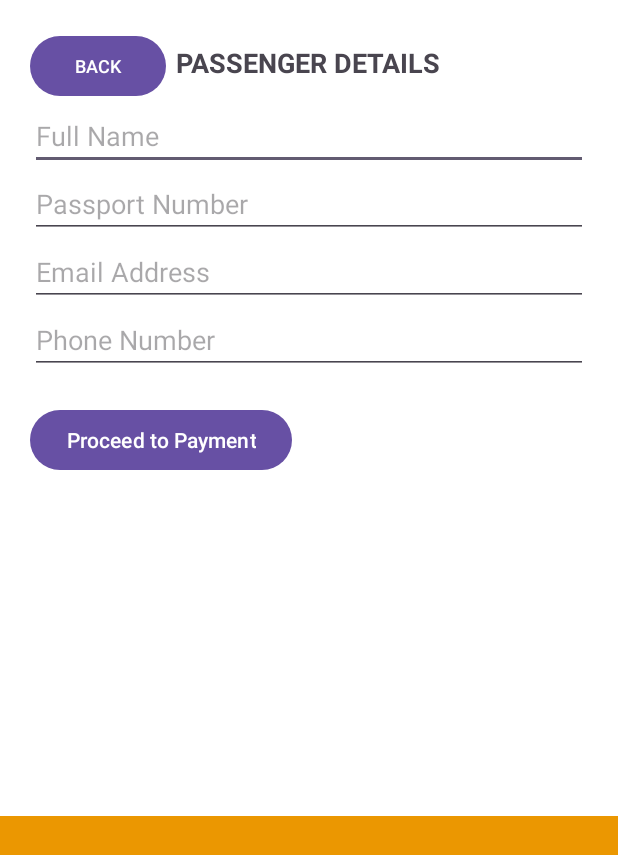
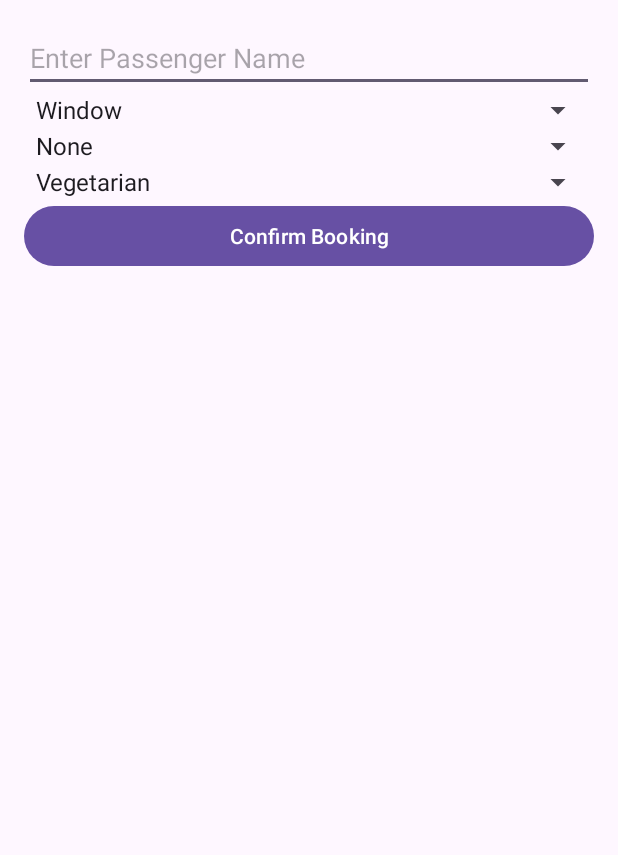
Before and after one commit to okbush/Travel-Mobile-App, an Android app: the ResultsActivity screen opened directly, with no data from a screen before it, after a tap on "Select Flight", on a phone screen of 412 x 824 dp. Shown: the top 855 px of the screen. Run offline under Robolectric (Android 15) with nearby library versions, the phone set to English and light mode, and no system bars.

Commit message:
back button and ui fix

```diff
--- a/app/src/main/AndroidManifest.xml
+++ b/app/src/main/AndroidManifest.xml
@@ -25,7 +25,7 @@
             android:name=".PaymentActivity"
             android:exported="false" />
         <activity
-            android:name=".BookingActivity"
+            android:name=".FlightDetailsActivity"
             android:exported="false" />
         <activity
             android:name=".MainActivity"
--- a/app/src/main/java/ph/edu/usc/surigao_travel/BookingActivity.java
+++ /dev/null
@@ -1,24 +0,0 @@
-package ph.edu.usc.surigao_travel;
-
-import android.content.Intent;
-import android.os.Bundle;
-import android.view.View;
-import android.widget.Button;
-import androidx.appcompat.app.AppCompatActivity;
-
-public class BookingActivity extends AppCompatActivity {
-
-    Button btnProceed, btnBack;
-
-    @Override
-    protected void onCreate(Bundle savedInstanceState) {
-        super.onCreate(savedInstanceState);
-        setContentView(R.layout.activity_booking);
-
-        btnProceed = findViewById(R.id.btnProceed);
-        btnBack = findViewById(R.id.btnBack);
-
-        btnBack.setOnClickListener(v -> startActivity(new Intent(BookingActivity.this, PaymentActivity.class)));
-        btnProceed.setOnClickListener(v -> startActivity(new Intent(BookingActivity.this, ResultsActivity.class)));
-    }
-}
--- /dev/null
+++ b/app/src/main/java/ph/edu/usc/surigao_travel/FlightDetailsActivity.java
@@ -0,0 +1,69 @@
+package ph.edu.usc.surigao_travel;
+
+import android.content.Intent;
+import android.os.Bundle;
+import android.view.View;
+import android.widget.ArrayAdapter;
+import android.widget.Button;
+import android.widget.EditText;
+import android.widget.Spinner;
+
+import androidx.appcompat.app.AppCompatActivity;
+
+public class FlightDetailsActivity extends AppCompatActivity {
+    private EditText etPassengerName;
+    private Spinner seatSelection, baggageSelection, mealSelection;
+    private Button btnConfirmBooking;
+
+    @Override
+    protected void onCreate(Bundle savedInstanceState) {
+        super.onCreate(savedInstanceState);
+        setContentView(R.layout.activity_flight_details);
+
+        // Get flight details from intent
+        Intent intent = getIntent();
+        String airline = intent.getStringExtra("airline");
+        String from = intent.getStringExtra("from");
+        String to = intent.getStringExtra("to");
+        String departure = intent.getStringExtra("departure");
+        String returnDate = intent.getStringExtra("return");
+        String price = intent.getStringExtra("price");
+
+        // Initialize UI elements
+        etPassengerName = findViewById(R.id.etPassengerName);
+        seatSelection = findViewById(R.id.spinnerSeat);
+        baggageSelection = findViewById(R.id.spinnerBaggage);
+        mealSelection = findViewById(R.id.spinnerMeal);
+        btnConfirmBooking = findViewById(R.id.btnConfirmBooking);
+
+        // Populate spinners
+        ArrayAdapter<CharSequence> seatAdapter = ArrayAdapter.createFromResource(this,
+                R.array.seat_options, android.R.layout.simple_spinner_item);
+        seatAdapter.setDropDownViewResource(android.R.layout.simple_spinner_dropdown_item);
+        seatSelection.setAdapter(seatAdapter);
+
+        ArrayAdapter<CharSequence> baggageAdapter = ArrayAdapter.createFromResource(this,
+                R.array.baggage_options, android.R.layout.simple_spinner_item);
+        baggageAdapter.setDropDownViewResource(android.R.layout.simple_spinner_dropdown_item);
+        baggageSelection.setAdapter(baggageAdapter);
+
+        ArrayAdapter<CharSequence> mealAdapter = ArrayAdapter.createFromResource(this,
+                R.array.meal_options, android.R.layout.simple_spinner_item);
+        mealAdapter.setDropDownViewResource(android.R.layout.simple_spinner_dropdown_item);
+        mealSelection.setAdapter(mealAdapter);
+
+        // Confirm Booking button action
+        btnConfirmBooking.setOnClickListener(new View.OnClickListener() {
+            @Override
+            public void onClick(View v) {
+                String passengerName = etPassengerName.getText().toString();
+                String seat = seatSelection.getSelectedItem().toString();
+                String baggage = baggageSelection.getSelectedItem().toString();
+                String meal = mealSelection.getSelectedItem().toString();
+
+                // Proceed with booking confirmation (e.g., show a confirmation screen or save booking)
+                // Example: Show a confirmation message
+            }
+        });
+    }
+}
--- a/app/src/main/java/ph/edu/usc/surigao_travel/ResultsActivity.java
+++ b/app/src/main/java/ph/edu/usc/surigao_travel/ResultsActivity.java
@@ -2,7 +2,6 @@ package ph.edu.usc.surigao_travel;
 
 import android.content.Intent;
 import android.os.Bundle;
-import android.view.View;
 import android.widget.Button;
 import androidx.appcompat.app.AppCompatActivity;
 
@@ -16,6 +15,6 @@ public class ResultsActivity extends AppCompatActivity {
         setContentView(R.layout.activity_results);
 
         btnSelect = findViewById(R.id.btnSelect);
-        btnSelect.setOnClickListener(v -> startActivity(new Intent(ResultsActivity.this, BookingActivity.class)));
+        btnSelect.setOnClickListener(v -> startActivity(new Intent(ResultsActivity.this, FlightDetailsActivity.class)));
     }
 }
--- /dev/null
+++ b/app/src/main/res/drawable/button_background.xml
@@ -0,0 +1,6 @@
+<?xml version="1.0" encoding="utf-8"?>
+<shape xmlns:android="http://schemas.android.com/apk/res/android"
+    android:shape="rectangle">
+    <solid android:color="#FFFFFF"/> <!-- White background -->
+    <corners android:radius="4dp"/> <!-- Optional: rounded corners -->
+</shape>
--- a/app/src/main/res/layout/activity_booking.xml
+++ /dev/null
@@ -1,68 +0,0 @@
-<LinearLayout xmlns:android="http://schemas.android.com/apk/res/android"
-    android:layout_width="match_parent"
-    android:layout_height="match_parent"
-    android:background="@drawable/half_background"
-    android:orientation="vertical"
-    android:padding="20dp">
-
-    <LinearLayout
-        android:layout_width="match_parent"
-        android:layout_height="wrap_content"
-        android:orientation="horizontal">
-
-        <Button
-            android:id="@+id/btnBack"
-            android:layout_width="1dp"
-            android:layout_height="wrap_content"
-            android:layout_weight="1"
-            android:text="BACK"
-            android:textSize="12dp" />
-
-        <TextView
-            android:layout_width="100dp"
-            android:layout_height="wrap_content"
-            android:layout_weight="1"
-            android:text="PASSENGER DETAILS"
-            android:textAlignment="center"
-            android:textSize="18sp"
-            android:textStyle="bold" />
-
-        <Space
-            android:layout_width="1dp"
-            android:layout_height="wrap_content"
-            android:layout_weight="1" />
-
-    </LinearLayout>
-
-    <EditText
-        android:id="@+id/etFullName"
-        android:layout_width="match_parent"
-        android:layout_height="wrap_content"
-        android:hint="Full Name" />
-
-    <EditText
-        android:id="@+id/etPassport"
-        android:layout_width="match_parent"
-        android:layout_height="wrap_content"
-        android:hint="Passport Number" />
-
-    <EditText
-        android:id="@+id/etEmail"
-        android:layout_width="match_parent"
-        android:layout_height="wrap_content"
-        android:hint="Email Address" />
-
-    <EditText
-        android:id="@+id/etPhone"
-        android:layout_width="match_parent"
-        android:layout_height="wrap_content"
-        android:hint="Phone Number" />
-
-    <Button
-        android:id="@+id/btnProceed"
-        android:layout_width="wrap_content"
-        android:layout_height="wrap_content"
-        android:layout_marginTop="20dp"
-        android:text="Proceed to Payment" />
-
-</LinearLayout>
--- /dev/null
+++ b/app/src/main/res/layout/activity_flight_details.xml
@@ -0,0 +1,36 @@
+<?xml version="1.0" encoding="utf-8"?>
+<LinearLayout xmlns:android="http://schemas.android.com/apk/res/android"
+    android:layout_width="match_parent"
+    android:layout_height="wrap_content"
+    android:orientation="vertical"
+    android:padding="16dp">
+
+    <EditText
+        android:id="@+id/etPassengerName"
+        android:layout_width="match_parent"
+        android:layout_height="wrap_content"
+        android:hint="Enter Passenger Name" />
+
+    <Spinner
+        android:id="@+id/spinnerSeat"
+        android:layout_width="match_parent"
+        android:layout_height="wrap_content" />
+
+    <Spinner
+        android:id="@+id/spinnerBaggage"
+        android:layout_width="match_parent"
+        android:layout_height="wrap_content" />
+
+    <Spinner
+        android:id="@+id/spinnerMeal"
+        android:layout_width="match_parent"
+        android:layout_height="wrap_content" />
+
+    <Button
+        android:id="@+id/btnConfirmBooking"
+        android:layout_width="match_parent"
+        android:layout_height="wrap_content"
+        android:text="Confirm Booking"
+        android:textColor="@android:color/white"
+        android:padding="10dp"/>
+</LinearLayout>
--- a/app/src/main/res/values/strings.xml
+++ b/app/src/main/res/values/strings.xml
@@ -1,3 +1,23 @@
 <resources>
     <string name="app_name">surigao_travel</string>
+
+    <string-array name="seat_options">
+        <item>Window</item>
+        <item>Aisle</item>
+        <item>Middle</item>
+    </string-array>
+
+    <string-array name="baggage_options">
+        <item>None</item>
+        <item>10kg</item>
+        <item>20kg</item>
+        <item>30kg</item>
+    </string-array>
+
+    <string-array name="meal_options">
+        <item>Vegetarian</item>
+        <item>Non-Vegetarian</item>
+        <item>Vegan</item>
+    </string-array>
+
 </resources>
```
Also changed, not shown: app/src/main/java/ph/edu/usc/surigao_travel/FlightAdapter.java (+27 -1 lines), app/src/main/java/ph/edu/usc/surigao_travel/SearchActivity.java (+14 -0 lines), app/src/main/res/layout/activity_search.xml (+29 -30 lines), app/src/main/res/layout/flight_item.xml (+11 -0 lines).
